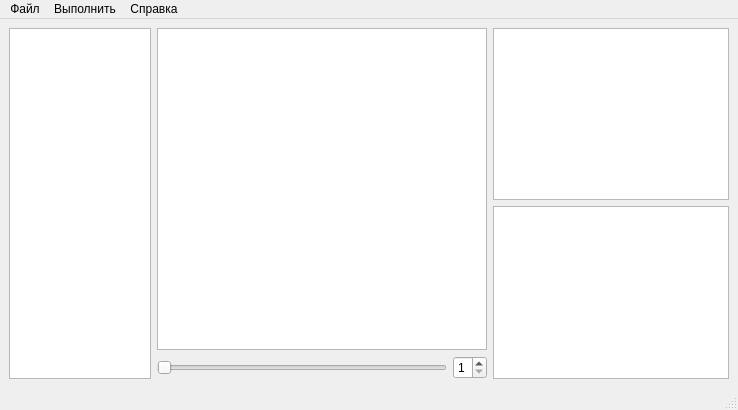
Qt form UI/mainwindow.ui (b0g3r/OS_cw) before a commit.
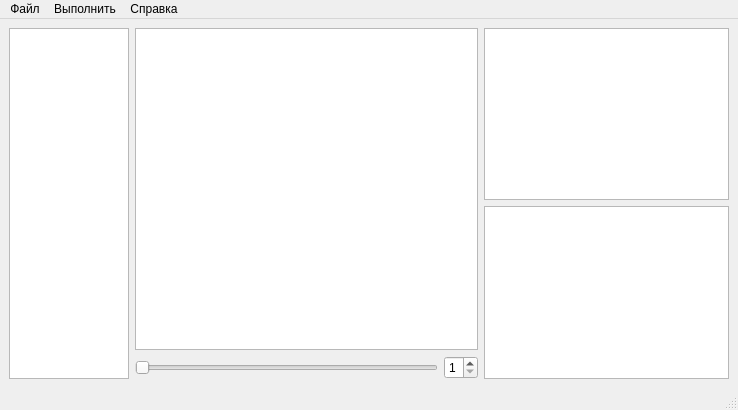
The same form after that commit.

```diff
--- a/UI/mainwindow.ui
+++ b/UI/mainwindow.ui
@@ -14,17 +14,23 @@
    <string>OS_CW</string>
   </property>
   <widget class="QWidget" name="centralwidget">
-   <layout class="QHBoxLayout" name="horizontalLayout" stretch="3,7,5">
+   <layout class="QHBoxLayout" name="horizontalLayout" stretch="0,7,5">
     <item>
      <layout class="QVBoxLayout" name="verticalLayout">
       <item>
        <widget class="QTableView" name="tableView_data">
         <property name="sizePolicy">
-         <sizepolicy hsizetype="Preferred" vsizetype="Minimum">
+         <sizepolicy hsizetype="Fixed" vsizetype="Preferred">
           <horstretch>0</horstretch>
           <verstretch>0</verstretch>
          </sizepolicy>
         </property>
+        <property name="maximumSize">
+         <size>
+          <width>120</width>
+          <height>16777215</height>
+         </size>
+        </property>
         <property name="autoScrollMargin">
          <number>15</number>
         </property>
```
